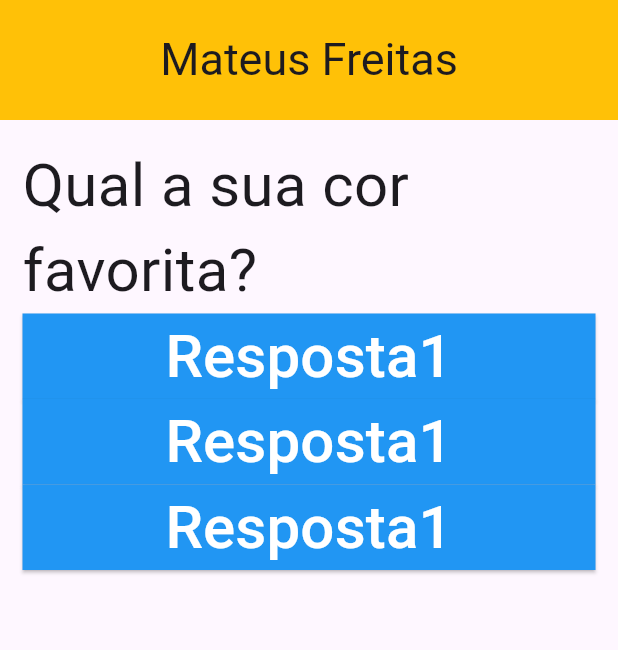
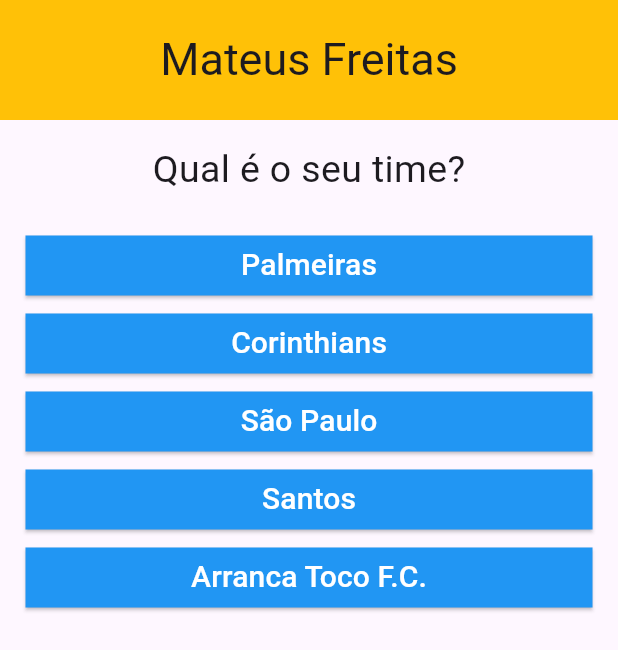
Before and after one commit to MateusDeFreitas/questoes-dart, a Flutter app: the screen it shows after launch, on a phone screen of 412 x 824 dp. Shown: the top 650 px of the screen. Run offline on Flutter 3.47's test engine with Material 3 defaults, Android fonts, the phone set to English and light mode, and no system bars.

Commit message:
Subindo modificações da nova tarefa

```diff
--- a/lib/botoes.dart
+++ b/lib/botoes.dart
@@ -1,13 +1,16 @@
 import 'package:flutter/material.dart';
 
 class Botoes extends StatelessWidget {
-  const Botoes({required this.resp, super.key});
+  const Botoes({required this.resp, required this.txt ,super.key});
 
   final void Function() resp;
+  final String txt;
 
   @override
   Widget build(BuildContext context) {
-    return SizedBox(
+    return Padding(
+      padding: const EdgeInsets.all(2),
+      child: SizedBox(
         width: double.infinity,
         child: ElevatedButton(
           onPressed: resp,
@@ -18,7 +21,8 @@ class Botoes extends StatelessWidget {
               borderRadius: BorderRadius.zero, //
             ),
           ),
-        child: Text("Resposta1", style: TextStyle(fontSize: 40)),
+          child: Text(txt, style: TextStyle(fontSize: 20)),
+        ),
       ),
     );
   }
--- a/lib/main.dart
+++ b/lib/main.dart
@@ -27,12 +27,23 @@ class Home extends StatefulWidget {
 class HomeState extends State<Home>  {
 
   final perguntas = [
-    'Qual a sua cor favorita?',
-    'Qual o seu animal favorito?',
-    'Qual é o seu time?',
+    {
+      'pergunta' : 'Qual a sua cor favorita?',
+      'respostas': ['rosa','verde','amarelo','azul','vermelho','Cor de burro quando foge'],
+    },
+
+    {
+      'pergunta' : 'Qual o seu animal favorito?',
+      'respostas': ['Gato','Cão','Ave','Porco','Ornitorrinco'],
+    },
+
+    {
+      'pergunta' : 'Qual é o seu time?',
+      'respostas': ['Palmeiras','Corinthians','São Paulo','Santos','Arranca Toco F.C.'],
+    },
   ];
 
-  var indicePergunta = 0;
+  var indicePergunta = 2;
 
   void responder() {
     if (indicePergunta < perguntas.length - 1) {
@@ -56,12 +67,13 @@ class HomeState extends State<Home>  {
         child: Column(
           children: [
             Text(
-              perguntas[indicePergunta],
-              style: TextStyle(fontSize: 40)
+              perguntas[indicePergunta]['pergunta'].toString(),
+              style: TextStyle(fontSize: 25)
             ),
-            Botoes(resp: responder),
-            Botoes(resp: responder),
-            Botoes(resp: responder),
+            SizedBox(height: 20,),
+            ...((perguntas[indicePergunta]['respostas'] as List<String>)
+              .map((textoBotao) => Botoes(resp: responder, txt: textoBotao))
+              .toList()),
           ],
         ),
       ),
```
Lines whose indentation alone changed are shown as unchanged.
